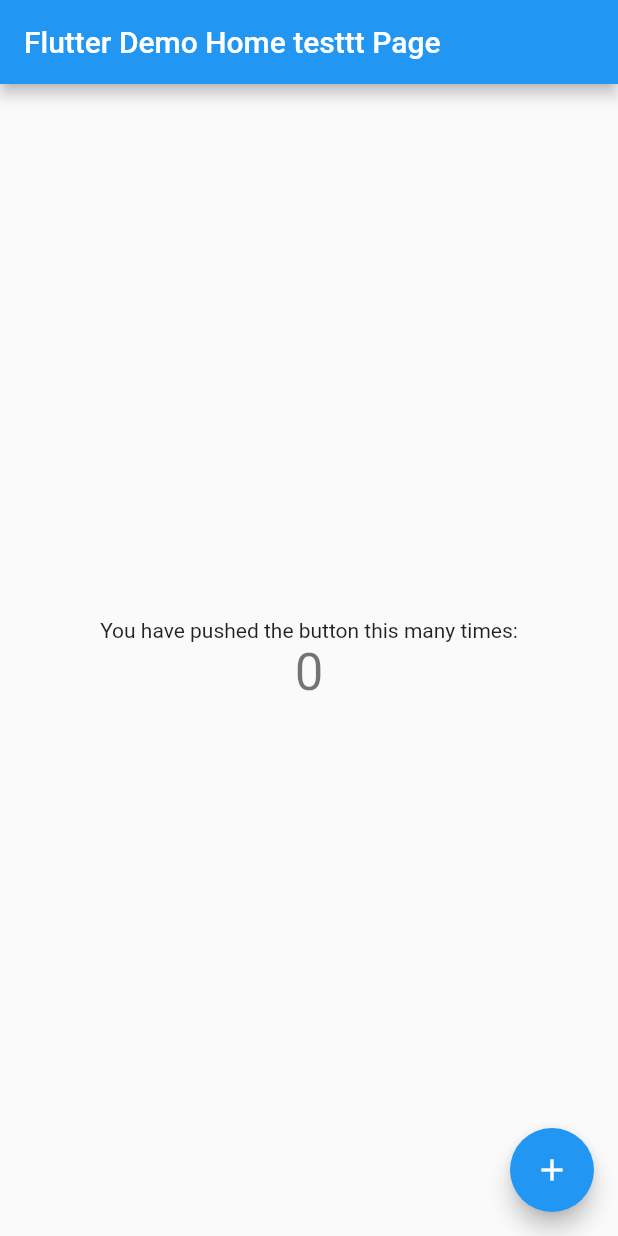
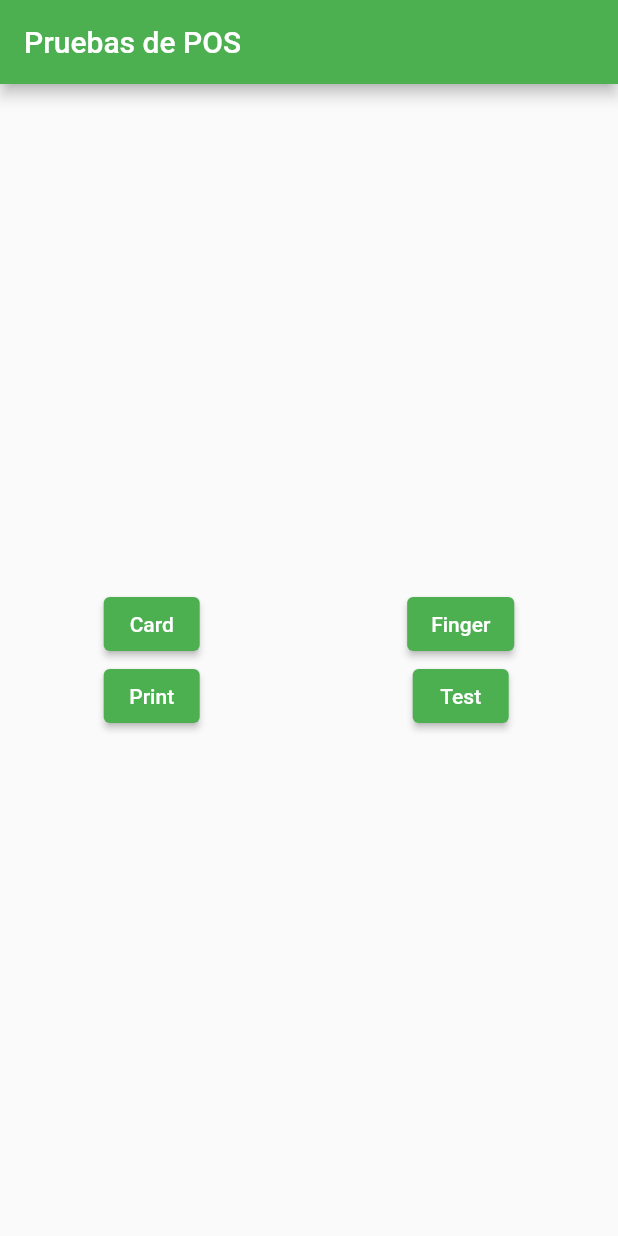
Before and after one commit to lalas20/postjava, a Flutter app: the screen it shows after launch, on a phone screen of 412 x 824 dp. Run offline on Flutter 3.47's test engine with Material 2 defaults, Android fonts, the phone set to English and light mode, and no system bars.

Commit message:
desde prodem implementacion de impresiones

```diff
--- a/lib/02service/channel/plataformchannel.dart
+++ b/lib/02service/channel/plataformchannel.dart
@@ -22,12 +22,27 @@
 
 class PrintMethod extends ChannelMethod {
   static const printtext = "printtext";
+  static const printtextMessage = "printMessage";
 
   PrintMethod(MethodChannel methodChannel) : super(methodChannel);
 
   Future<String?> printTxt() async {
     try {
       final vRespuesta = await methodChannel.invokeMethod<String?>(printtext);
+      // ignore: avoid_print
+      print({"exito  $vRespuesta"});
+      return vRespuesta;
+    } catch (e) {
+      // ignore: avoid_print
+      print({"error  $e"});
+    }
+    return null;
+  }
+
+  Future<String?> printTxtMessage(String pTexto) async {
+    try {
+      final vRespuesta =
+          await methodChannel.invokeMethod<String?>(printtextMessage, pTexto);
       // ignore: avoid_print
       print({"exito  $vRespuesta"});
       return vRespuesta;
--- a/lib/main.dart
+++ b/lib/main.dart
@@ -1,6 +1,8 @@
 import 'package:flutter/material.dart';
-
-import '02service/channel/plataformchannel.dart';
+import 'package:postjava/01pages/cardpage.dart';
+import 'package:postjava/01pages/fingerpage.dart';
+import 'package:postjava/01pages/printpage.dart';
+import 'package:postjava/01pages/testpage.dart';
 
 void main() {
   runApp(const MyApp());
@@ -14,10 +16,11 @@
   Widget build(BuildContext context) {
     return MaterialApp(
       title: 'Flutter Demo',
+      debugShowCheckedModeBanner: false,
       theme: ThemeData(
-        primarySwatch: Colors.blue,
+        primarySwatch: Colors.green,
       ),
-      home: const MyHomePage(title: 'Flutter Demo Home testtt Page'),
+      home: const MyHomePage(title: 'Pruebas de POS'),
     );
   }
 }
@@ -31,70 +34,82 @@
 }
 
 class _MyHomePageState extends State<MyHomePage> {
-  int _counter = 0;
+  // void _incrementCounter() async {
+  //   final resul = PlaformChannel();
+  //   //final vres = await resul.printMethod.printTxt();
+  //   final vres = await resul.fingerChannel.inicilizaFinger();
+  //   //resul.testMethod.horaVersionChannel();
+  //   // ignore: avoid_print
+  //   print(vres.toString());
 
-  void _incrementCounter() async {
-    final resul = PlaformChannel();
-    //final vres = await resul.printMethod.printTxt();
-    final vres = await resul.fingerChannel.inicilizaFinger();
-    //resul.testMethod.horaVersionChannel();
-    // ignore: avoid_print
-    print(vres.toString());
+  //   setState(() {
+  //     _counter++;
+  //   });
+  // }
 
-    setState(() {
-      _counter++;
-    });
+  void processMethod(String pClasse) {
+    if (pClasse == 'Card') {
+      Navigator.push(
+        context,
+        MaterialPageRoute(builder: (context) => const CardPage()),
+      );
+    } else if (pClasse == 'Print') {
+      Navigator.push(
+        context,
+        MaterialPageRoute(builder: (context) => const PrintPage()),
+      );
+    } else if (pClasse == 'Finger') {
+      Navigator.push(
+        context,
+        MaterialPageRoute(builder: (context) => const FingerPage()),
+      );
+    } else if (pClasse == 'Test') {
+      Navigator.push(
+        context,
+        MaterialPageRoute(builder: (context) => const TestPage()),
+      );
+    }
   }
 
   @override
   Widget build(BuildContext context) {
-    // This method is rerun every time setState is called, for instance as done
-    // by the _incrementCounter method above.
-    //
-    // The Flutter framework has been optimized to make rerunning build methods
-    // fast, so that you can just rebuild anything that needs updating rather
-    // than having to individually change instances of widgets.
     return Scaffold(
       appBar: AppBar(
-        // Here we take the value from the MyHomePage object that was created by
-        // the App.build method, and use it to set our appbar title.
         title: Text(widget.title),
       ),
       body: Center(
-        // Center is a layout widget. It takes a single child and positions it
-        // in the middle of the parent.
         child: Column(
-          // Column is also a layout widget. It takes a list of children and
-          // arranges them vertically. By default, it sizes itself to fit its
-          // children horizontally, and tries to be as tall as its parent.
-          //
-          // Invoke "debug painting" (press "p" in the console, choose the
-          // "Toggle Debug Paint" action from the Flutter Inspector in Android
-          // Studio, or the "Toggle Debug Paint" command in Visual Studio Code)
-          // to see the wireframe for each widget.
-          //
-          // Column has various properties to control how it sizes itself and
-          // how it positions its children. Here we use mainAxisAlignment to
-          // center the children vertically; the main axis here is the vertical
-          // axis because Columns are vertical (the cross axis would be
-          // horizontal).
           mainAxisAlignment: MainAxisAlignment.center,
+          //crossAxisAlignment: CrossAxisAlignment.baseline,
           children: <Widget>[
-            const Text(
-              'You have pushed the button this many times:',
-            ),
-            Text(
-              '$_counter',
-              style: Theme.of(context).textTheme.headlineMedium,
+            Row(
+              mainAxisAlignment: MainAxisAlignment.spaceAround,
+              children: [
+                Column(
+                  children: [
+                    ElevatedButton(
+                        onPressed: () => processMethod('Card'),
+                        child: const Text("Card")),
+                    ElevatedButton(
+                        onPressed: () => processMethod('Print'),
+                        child: const Text("Print"))
+                  ],
+                ),
+                Column(
+                  children: [
+                    ElevatedButton(
+                        onPressed: () => processMethod('Finger'),
+                        child: const Text("Finger")),
+                    ElevatedButton(
+                        onPressed: () => processMethod('Test'),
+                        child: const Text("Test"))
+                  ],
+                ),
+              ],
             ),
           ],
         ),
       ),
-      floatingActionButton: FloatingActionButton(
-        onPressed: _incrementCounter,
-        tooltip: 'Increment',
-        child: const Icon(Icons.add),
-      ), // This trailing comma makes auto-formatting nicer for build methods.
     );
   }
 }
```
Also changed, not shown: lib/01pages/cardpage.dart (added, +15 -0 lines), lib/01pages/fingerpage.dart (added, +15 -0 lines), lib/01pages/printpage.dart (added, +43 -0 lines), lib/01pages/testpage.dart (added, +40 -0 lines), pubspec.lock, 2 other files.
